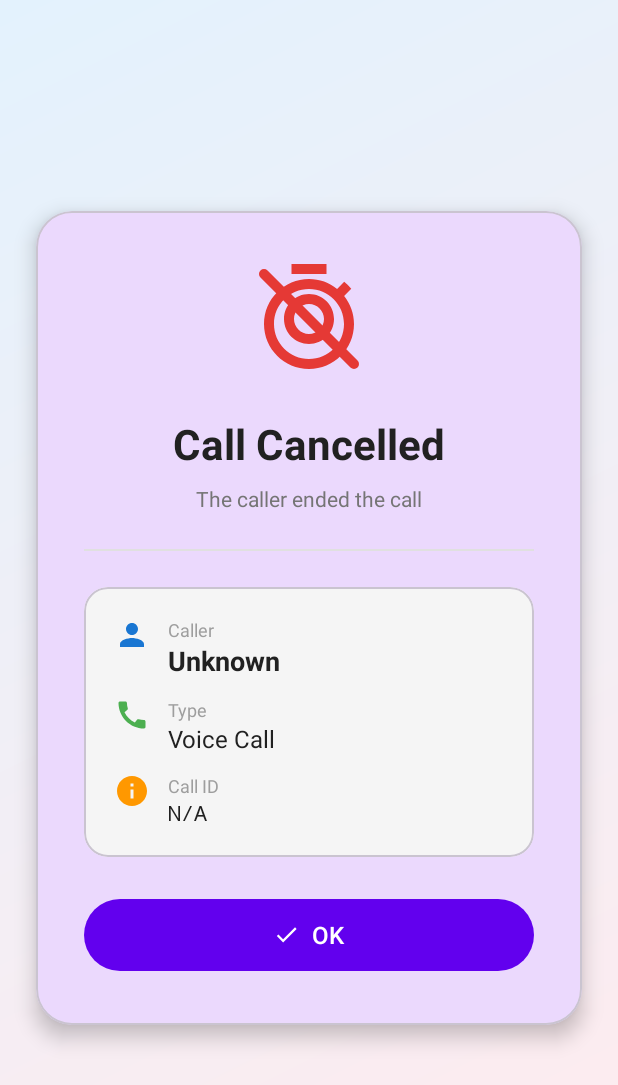
After one commit to Pushwoosh/pushwoosh-android-sample, an Android app: the CallCancelledActivity screen opened directly, with no data from a screen before it, on a phone screen of 412 x 824 dp. The commit adds this screen. Shown: the top 1085 px of the screen. Run offline under Robolectric (Android 15) with nearby library versions, the phone set to English and light mode, and no system bars; libraries missing offline, so code that uses them is left out: com.pushwoosh.internal; 1 statement that could not run was skipped.

Commit message:
Release 6.7.45

```diff
--- /dev/null
+++ b/pushwoosh-demoapp/app/src/main/java/com/pushwoosh/demoapp/ui/CallCancelledActivity.kt
@@ -0,0 +1,61 @@
+package com.pushwoosh.demoapp.ui
+
+import android.os.Bundle
+import android.view.WindowManager
+import android.widget.ImageView
+import android.widget.TextView
+import androidx.appcompat.app.AppCompatActivity
+import com.google.android.material.button.MaterialButton
+import com.pushwoosh.demoapp.R
+import com.pushwoosh.internal.utils.PWLog
+
+class CallCancelledActivity : AppCompatActivity() {
+    companion object {
+        private const val TAG = "CallCancelledActivity"
+    }
+
+    override fun onCreate(savedInstanceState: Bundle?) {
+        super.onCreate(savedInstanceState)
+        setContentView(R.layout.activity_call_cancelled)
+
+        window.addFlags(
+            WindowManager.LayoutParams.FLAG_SHOW_WHEN_LOCKED
+                    or WindowManager.LayoutParams.FLAG_DISMISS_KEYGUARD
+                    or WindowManager.LayoutParams.FLAG_KEEP_SCREEN_ON
+                    or WindowManager.LayoutParams.FLAG_TURN_SCREEN_ON
+        )
+
+        val callerName = intent.getStringExtra("caller_name") ?: "Unknown"
+        val callId = intent.getStringExtra("call_id") ?: "N/A"
+        val hasVideo = intent.getBooleanExtra("has_video", false)
+
+        PWLog.info(TAG, "Showing call cancelled screen: caller=$callerName, callId=$callId, video=$hasVideo")
+
+        // Setup views
+        val textCallerName = findViewById<TextView>(R.id.textCallerName)
+        val textCallType = findViewById<TextView>(R.id.textCallType)
+        val textCallId = findViewById<TextView>(R.id.textCallId)
+        val iconCallType = findViewById<ImageView>(R.id.iconCallType)
+        val buttonOk = findViewById<MaterialButton>(R.id.buttonOk)
+
+        textCallerName.text = callerName
+        textCallId.text = callId
+
+        if (hasVideo) {
+            textCallType.text = "Video Call"
+            iconCallType.setImageResource(R.drawable.ic_videocam)
+        } else {
+            textCallType.text = "Voice Call"
+            iconCallType.setImageResource(R.drawable.ic_call)
+        }
+
+        buttonOk.setOnClickListener {
+            finish()
+        }
+    }
+
+    override fun onBackPressed() {
+        super.onBackPressed()
+        finish()
+    }
+}
--- a/pushwoosh-demoapp/app/src/main/java/com/pushwoosh/demoapp/ui/DemoCallEventListener.java
+++ b/pushwoosh-demoapp/app/src/main/java/com/pushwoosh/demoapp/ui/DemoCallEventListener.java
@@ -1,4 +1,97 @@
 package com.pushwoosh.demoapp.ui;
 
-public class DemoCallEventListener {
+import android.content.Context;
+import android.content.Intent;
+import android.os.Bundle;
+import android.widget.Toast;
+
+import com.pushwoosh.calls.PushwooshVoIPMessage;
+import com.pushwoosh.calls.listener.CallEventListener;
+import com.pushwoosh.internal.platform.AndroidPlatformModule;
+import com.pushwoosh.internal.utils.PWLog;
+
+public class DemoCallEventListener implements CallEventListener {
+    private static final String TAG = "DemoCallEventListener";
+
+    @Override
+    public void onAnswer(PushwooshVoIPMessage voIPMessage, int videoState) {
+        PWLog.info(TAG, "onAnswer: caller=" + voIPMessage.getCallerName() + ", video=" + voIPMessage.getHasVideo());
+
+        Context context = AndroidPlatformModule.getApplicationContext();
+        if (context != null) {
+            Toast.makeText(context, "Call answered from " + voIPMessage.getCallerName(), Toast.LENGTH_LONG).show();
+        }
+    }
+
+    @Override
+    public void onReject(PushwooshVoIPMessage voIPMessage) {
+        PWLog.info(TAG, "onReject: caller=" + voIPMessage.getCallerName());
+
+        Context context = AndroidPlatformModule.getApplicationContext();
+        if (context != null) {
+            Toast.makeText(context, "Call rejected from " + voIPMessage.getCallerName(), Toast.LENGTH_LONG).show();
+        }
+    }
+
+    @Override
+    public void onDisconnect(PushwooshVoIPMessage voIPMessage) {
+        PWLog.info(TAG, "onDisconnect: caller=" + voIPMessage.getCallerName());
+
+        Context context = AndroidPlatformModule.getApplicationContext();
+        if (context != null) {
+            Toast.makeText(context, "Call ended with " + voIPMessage.getCallerName(), Toast.LENGTH_LONG).show();
+        }
+    }
+
+    @Override
+    public void onCreateIncomingConnection(Bundle payload) {
+        PWLog.info(TAG, "onCreateIncomingConnection");
+    }
+
+    @Override
+    public void onCallAdded(PushwooshVoIPMessage voIPMessage) {
+        PWLog.info(TAG, "onCallAdded: caller=" + voIPMessage.getCallerName());
+    }
+
+    @Override
+    public void onCallRemoved(PushwooshVoIPMessage voIPMessage) {
+        PWLog.info(TAG, "onCallRemoved: caller=" + voIPMessage.getCallerName());
+    }
+
+    @Override
+    public void onCallCancelled(PushwooshVoIPMessage voIPMessage) {
+        PWLog.info(TAG, "onCallCancelled: caller=" + voIPMessage.getCallerName() + ", callId=" + voIPMessage.getCallId());
+
+        Context context = AndroidPlatformModule.getApplicationContext();
+        if (context != null) {
+            String callerName = voIPMessage.getCallerName();
+            if (callerName == null || callerName.isEmpty()) {
+                callerName = "Unknown";
+            }
+
+            Intent intent = new Intent(context, CallCancelledActivity.class);
+            intent.setFlags(Intent.FLAG_ACTIVITY_NEW_TASK | Intent.FLAG_ACTIVITY_CLEAR_TOP);
+            intent.putExtra("caller_name", callerName);
+            intent.putExtra("call_id", voIPMessage.getCallId());
+            intent.putExtra("has_video", voIPMessage.getHasVideo());
+
+            try {
+                context.startActivity(intent);
+                PWLog.info(TAG, "Launched CallCancelledActivity");
+            } catch (Exception e) {
+                PWLog.error(TAG, "Failed to launch CallCancelledActivity", e);
+                Toast.makeText(context, "Call cancelled from " + callerName, Toast.LENGTH_LONG).show();
+            }
+        }
+    }
+
+    @Override
+    public void onCallCancellationFailed(String callId, String reason) {
+        PWLog.warn(TAG, "onCallCancellationFailed: callId=" + callId + ", reason=" + reason);
+
+        Context context = AndroidPlatformModule.getApplicationContext();
+        if (context != null) {
+            Toast.makeText(context, "Cancellation failed: " + reason, Toast.LENGTH_SHORT).show();
+        }
+    }
 }
--- /dev/null
+++ b/pushwoosh-demoapp/app/src/main/res/drawable/gradient_background.xml
@@ -0,0 +1,8 @@
+<?xml version="1.0" encoding="utf-8"?>
+<shape xmlns:android="http://schemas.android.com/apk/res/android">
+    <gradient
+        android:angle="135"
+        android:endColor="#E3F2FD"
+        android:startColor="#FFEBEE"
+        android:type="linear" />
+</shape>
--- /dev/null
+++ b/pushwoosh-demoapp/app/src/main/res/drawable/ic_call.xml
@@ -0,0 +1,9 @@
+<vector xmlns:android="http://schemas.android.com/apk/res/android"
+    android:width="24dp"
+    android:height="24dp"
+    android:viewportWidth="24"
+    android:viewportHeight="24">
+    <path
+        android:fillColor="#000000"
+        android:pathData="M20.01,15.38c-1.23,0 -2.42,-0.2 -3.53,-0.56 -0.35,-0.12 -0.74,-0.03 -1.01,0.24l-1.57,1.97c-2.83,-1.35 -5.48,-3.9 -6.89,-6.83l1.95,-1.66c0.27,-0.28 0.35,-0.67 0.24,-1.02 -0.37,-1.11 -0.56,-2.3 -0.56,-3.53 0,-0.54 -0.45,-0.99 -0.99,-0.99H4.19C3.65,3 3,3.24 3,3.99 3,13.28 10.73,21 20.01,21c0.71,0 0.99,-0.63 0.99,-1.18v-3.45c0,-0.54 -0.45,-0.99 -0.99,-0.99z" />
+</vector>
--- /dev/null
+++ b/pushwoosh-demoapp/app/src/main/res/drawable/ic_call_cancelled.xml
@@ -0,0 +1,15 @@
+<vector xmlns:android="http://schemas.android.com/apk/res/android"
+    android:width="24dp"
+    android:height="24dp"
+    android:viewportWidth="24"
+    android:viewportHeight="24">
+    <path
+        android:fillColor="#000000"
+        android:pathData="M12,9c1.65,0 3,1.35 3,3s-1.35,3 -3,3 -3,-1.35 -3,-3 1.35,-3 3,-3M12,7c-2.76,0 -5,2.24 -5,5s2.24,5 5,5 5,-2.24 5,-5 -2.24,-5 -5,-5zM15.5,1h-7v2h7V1zM19.03,7.39l1.42,-1.42c-0.43,-0.51 -0.9,-0.99 -1.41,-1.41l-1.42,1.42C16.07,4.74 14.12,4 12,4c-4.97,0 -9,4.03 -9,9s4.02,9 9,9 9,-4.03 9,-9c0,-2.12 -0.74,-4.07 -1.97,-5.61zM12,20c-3.87,0 -7,-3.13 -7,-7s3.13,-7 7,-7 7,3.13 7,7 -3.13,7 -7,7z" />
+    <path
+        android:fillColor="#000000"
+        android:pathData="M3,3L21,21"
+        android:strokeWidth="2"
+        android:strokeColor="#E53935"
+        android:strokeLineCap="round"/>
+</vector>
--- /dev/null
+++ b/pushwoosh-demoapp/app/src/main/res/drawable/ic_check.xml
@@ -0,0 +1,9 @@
+<vector xmlns:android="http://schemas.android.com/apk/res/android"
+    android:width="24dp"
+    android:height="24dp"
+    android:viewportWidth="24"
+    android:viewportHeight="24">
+    <path
+        android:fillColor="#FFFFFF"
+        android:pathData="M9,16.17L4.83,12l-1.42,1.41L9,19 21,7l-1.41,-1.41z" />
+</vector>
--- /dev/null
+++ b/pushwoosh-demoapp/app/src/main/res/drawable/ic_info.xml
@@ -0,0 +1,9 @@
+<vector xmlns:android="http://schemas.android.com/apk/res/android"
+    android:width="24dp"
+    android:height="24dp"
+    android:viewportWidth="24"
+    android:viewportHeight="24">
+    <path
+        android:fillColor="#000000"
+        android:pathData="M12,2C6.48,2 2,6.48 2,12s4.48,10 10,10 10,-4.48 10,-10S17.52,2 12,2zM13,17h-2v-6h2v6zM13,9h-2L11,7h2v2z" />
+</vector>
--- /dev/null
+++ b/pushwoosh-demoapp/app/src/main/res/drawable/ic_person.xml
@@ -0,0 +1,9 @@
+<vector xmlns:android="http://schemas.android.com/apk/res/android"
+    android:width="24dp"
+    android:height="24dp"
+    android:viewportWidth="24"
+    android:viewportHeight="24">
+    <path
+        android:fillColor="#000000"
+        android:pathData="M12,12c2.21,0 4,-1.79 4,-4s-1.79,-4 -4,-4 -4,1.79 -4,4 1.79,4 4,4zM12,14c-2.67,0 -8,1.34 -8,4v2h16v-2c0,-2.66 -5.33,-4 -8,-4z" />
+</vector>
--- /dev/null
+++ b/pushwoosh-demoapp/app/src/main/res/drawable/ic_videocam.xml
@@ -0,0 +1,9 @@
+<vector xmlns:android="http://schemas.android.com/apk/res/android"
+    android:width="24dp"
+    android:height="24dp"
+    android:viewportWidth="24"
+    android:viewportHeight="24">
+    <path
+        android:fillColor="#000000"
+        android:pathData="M17,10.5V7c0,-0.55 -0.45,-1 -1,-1H4c-0.55,0 -1,0.45 -1,1v10c0,0.55 0.45,1 1,1h12c0.55,0 1,-0.45 1,-1v-3.5l4,4v-11l-4,4z" />
+</vector>
--- /dev/null
+++ b/pushwoosh-demoapp/app/src/main/res/layout/activity_call_cancelled.xml
@@ -0,0 +1,212 @@
+<?xml version="1.0" encoding="utf-8"?>
+<androidx.constraintlayout.widget.ConstraintLayout xmlns:android="http://schemas.android.com/apk/res/android"
+    xmlns:app="http://schemas.android.com/apk/res-auto"
+    xmlns:tools="http://schemas.android.com/tools"
+    android:layout_width="match_parent"
+    android:layout_height="match_parent"
+    android:background="@drawable/gradient_background">
+
+    <com.google.android.material.card.MaterialCardView
+        android:layout_width="0dp"
+        android:layout_height="wrap_content"
+        android:layout_marginStart="24dp"
+        android:layout_marginEnd="24dp"
+        app:cardCornerRadius="24dp"
+        app:cardElevation="8dp"
+        app:layout_constraintBottom_toBottomOf="parent"
+        app:layout_constraintEnd_toEndOf="parent"
+        app:layout_constraintStart_toStartOf="parent"
+        app:layout_constraintTop_toTopOf="parent">
+
+        <LinearLayout
+            android:layout_width="match_parent"
+            android:layout_height="wrap_content"
+            android:orientation="vertical"
+            android:padding="32dp">
+
+            <!-- Icon -->
+            <ImageView
+                android:id="@+id/iconCallCancelled"
+                android:layout_width="80dp"
+                android:layout_height="80dp"
+                android:layout_gravity="center_horizontal"
+                android:layout_marginBottom="24dp"
+                android:contentDescription="Call cancelled icon"
+                android:src="@drawable/ic_call_cancelled"
+                android:tint="#E53935" />
+
+            <!-- Title -->
+            <TextView
+                android:layout_width="match_parent"
+                android:layout_height="wrap_content"
+                android:layout_marginBottom="8dp"
+                android:gravity="center"
+                android:text="Call Cancelled"
+                android:textColor="#212121"
+                android:textSize="28sp"
+                android:textStyle="bold" />
+
+            <!-- Subtitle -->
+            <TextView
+                android:layout_width="match_parent"
+                android:layout_height="wrap_content"
+                android:layout_marginBottom="24dp"
+                android:gravity="center"
+                android:text="The caller ended the call"
+                android:textColor="#757575"
+                android:textSize="14sp" />
+
+            <!-- Divider -->
+            <View
+                android:layout_width="match_parent"
+                android:layout_height="1dp"
+                android:layout_marginBottom="24dp"
+                android:background="#E0E0E0" />
+
+            <!-- Caller Info Card -->
+            <com.google.android.material.card.MaterialCardView
+                android:layout_width="match_parent"
+                android:layout_height="wrap_content"
+                android:layout_marginBottom="24dp"
+                app:cardBackgroundColor="#F5F5F5"
+                app:cardCornerRadius="16dp"
+                app:cardElevation="0dp">
+
+                <LinearLayout
+                    android:layout_width="match_parent"
+                    android:layout_height="wrap_content"
+                    android:orientation="vertical"
+                    android:padding="20dp">
+
+                    <!-- Caller Name -->
+                    <LinearLayout
+                        android:layout_width="match_parent"
+                        android:layout_height="wrap_content"
+                        android:layout_marginBottom="12dp"
+                        android:orientation="horizontal">
+
+                        <ImageView
+                            android:layout_width="24dp"
+                            android:layout_height="24dp"
+                            android:layout_marginEnd="12dp"
+                            android:contentDescription="Person icon"
+                            android:src="@drawable/ic_person"
+                            android:tint="#1976D2" />
+
+                        <LinearLayout
+                            android:layout_width="0dp"
+                            android:layout_height="wrap_content"
+                            android:layout_weight="1"
+                            android:orientation="vertical">
+
+                            <TextView
+                                android:layout_width="wrap_content"
+                                android:layout_height="wrap_content"
+                                android:text="Caller"
+                                android:textColor="#9E9E9E"
+                                android:textSize="12sp" />
+
+                            <TextView
+                                android:id="@+id/textCallerName"
+                                android:layout_width="wrap_content"
+                                android:layout_height="wrap_content"
+                                android:textColor="#212121"
+                                android:textSize="18sp"
+                                android:textStyle="bold"
+                                tools:text="John Smith" />
+                        </LinearLayout>
+                    </LinearLayout>
+
+                    <!-- Call Type -->
+                    <LinearLayout
+                        android:layout_width="match_parent"
+                        android:layout_height="wrap_content"
+                        android:layout_marginBottom="12dp"
+                        android:orientation="horizontal">
+
+                        <ImageView
+                            android:id="@+id/iconCallType"
+                            android:layout_width="24dp"
+                            android:layout_height="24dp"
+                            android:layout_marginEnd="12dp"
+                            android:contentDescription="Call type icon"
+                            android:src="@drawable/ic_call"
+                            android:tint="#4CAF50" />
+
+                        <LinearLayout
+                            android:layout_width="0dp"
+                            android:layout_height="wrap_content"
+                            android:layout_weight="1"
+                            android:orientation="vertical">
+
+                            <TextView
+                                android:layout_width="wrap_content"
+                                android:layout_height="wrap_content"
+                                android:text="Type"
+                                android:textColor="#9E9E9E"
+                                android:textSize="12sp" />
+
+                            <TextView
+                                android:id="@+id/textCallType"
+                                android:layout_width="wrap_content"
+                                android:layout_height="wrap_content"
+                                android:textColor="#212121"
+                                android:textSize="16sp"
+                                tools:text="Voice Call" />
+                        </LinearLayout>
+                    </LinearLayout>
+
+                    <!-- Call ID -->
+                    <LinearLayout
+                        android:layout_width="match_parent"
+                        android:layout_height="wrap_content"
+                        android:orientation="horizontal">
+
+                        <ImageView
+                            android:layout_width="24dp"
+                            android:layout_height="24dp"
+                            android:layout_marginEnd="12dp"
+                            android:contentDescription="ID icon"
+                            android:src="@drawable/ic_info"
+                            android:tint="#FF9800" />
+
+                        <LinearLayout
+                            android:layout_width="0dp"
+                            android:layout_height="wrap_content"
+                            android:layout_weight="1"
+                            android:orientation="vertical">
+
+                            <TextView
+                                android:layout_width="wrap_content"
+                                android:layout_height="wrap_content"
+                                android:text="Call ID"
+                                android:textColor="#9E9E9E"
+                                android:textSize="12sp" />
+
+                            <TextView
+                                android:id="@+id/textCallId"
+                                android:layout_width="wrap_content"
+                                android:layout_height="wrap_content"
+                                android:fontFamily="monospace"
+                                android:textColor="#212121"
+                                android:textSize="14sp"
+                                tools:text="550e8400-e29b-41d4" />
+                        </LinearLayout>
+                    </LinearLayout>
+                </LinearLayout>
+            </com.google.android.material.card.MaterialCardView>
+
+            <!-- OK Button -->
+            <com.google.android.material.button.MaterialButton
+                android:id="@+id/buttonOk"
+                android:layout_width="match_parent"
+                android:layout_height="56dp"
+                android:text="OK"
+                android:textSize="16sp"
+                app:cornerRadius="28dp"
+                app:icon="@drawable/ic_check"
+                app:iconGravity="textStart"
+                app:iconPadding="8dp" />
+        </LinearLayout>
+    </com.google.android.material.card.MaterialCardView>
+</androidx.constraintlayout.widget.ConstraintLayout>
--- a/pushwoosh-demoapp/gradle/libs.versions.toml
+++ b/pushwoosh-demoapp/gradle/libs.versions.toml
@@ -15,7 +15,7 @@ navigationFragment = "2.7.7"
 navigationUi = "2.7.7"
 coreKtx = "1.10.1"
 playServicesLocation = "21.0.1"
-pushwooshFirebase = "6.7.44"
+pushwooshFirebase = "6.7.45"
 swiperefreshlayout = "1.1.0"
 workRuntime = "2.8.1"
 
```
Also changed, not shown: pushwoosh-demoapp/app/src/main/AndroidManifest.xml (+10 -0 lines).
